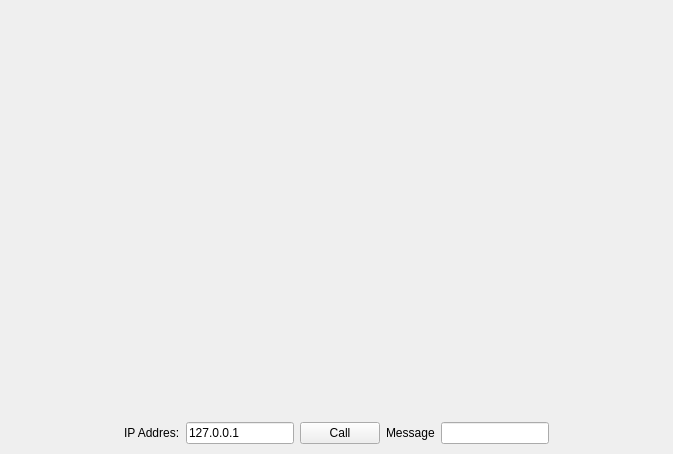
This is Lab2/mainwindow.ui in fredriklind/M7017E-Lab2 as Qt 5 draws it before an edit. The edited form follows.
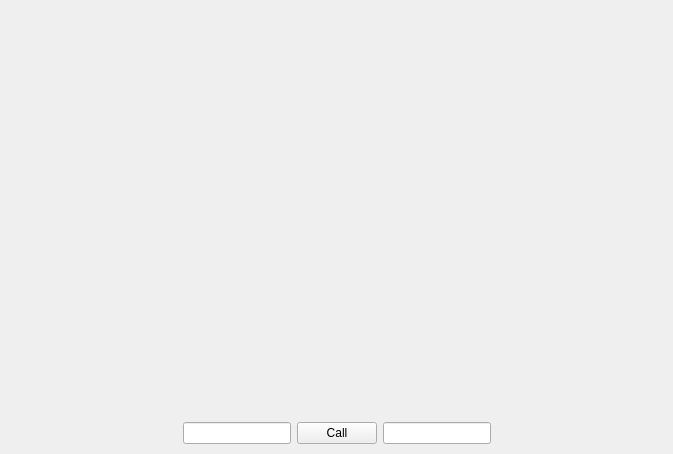
This is the edited form.

Commit message: Modified interface a bit

The edit to the form file:
```diff
--- a/Lab2/mainwindow.ui
+++ b/Lab2/mainwindow.ui
@@ -79,13 +79,6 @@
         </property>
        </spacer>
       </item>
-      <item>
-       <widget class="QLabel" name="label">
-        <property name="text">
-         <string>IP Addres:</string>
-        </property>
-       </widget>
-      </item>
       <item>
        <widget class="QLineEdit" name="ipField">
         <property name="sizePolicy">
@@ -95,7 +88,7 @@
          </sizepolicy>
         </property>
         <property name="text">
-         <string>127.0.0.1</string>
+         <string/>
         </property>
        </widget>
       </item>
@@ -106,13 +99,6 @@
         </property>
        </widget>
       </item>
-      <item>
-       <widget class="QLabel" name="label_2">
-        <property name="text">
-         <string>Message</string>
-        </property>
-       </widget>
-      </item>
       <item>
        <widget class="QLineEdit" name="messageField">
         <property name="sizePolicy">
```
Left out of the diff: 2 changed lines with no effect on the pictures. The commit also changes 6 other files.
